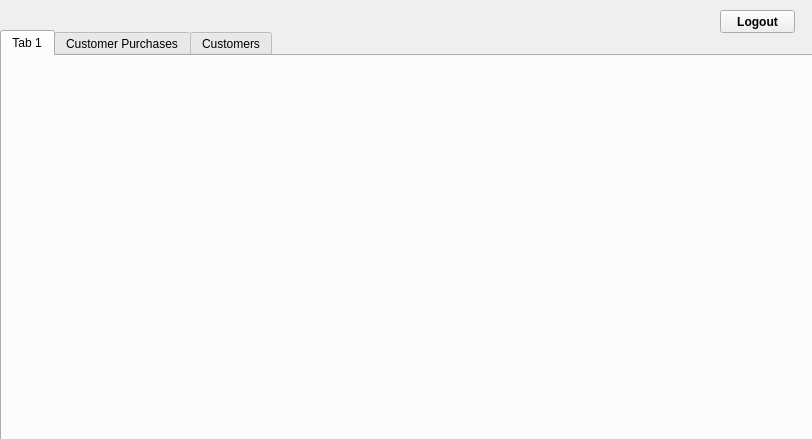
Above: adminpanel.ui from NickReardon/P2-Bulk-Club-Project before the change. Below: the same form after it.
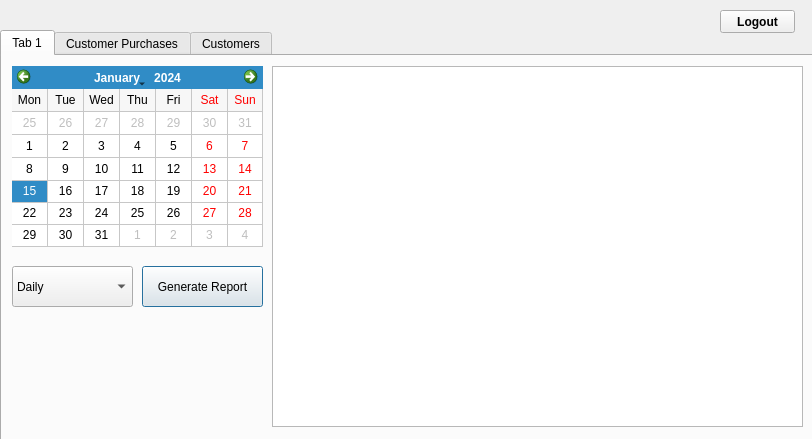
That is the form after the change. The open tabs and pages were chosen to show the change.

Commit message: Added initial sales report. Daily and monthly set up and functioning. IN progress on weekly. Yearly and all time should be quick to add.

```diff
--- a/adminpanel.ui
+++ b/adminpanel.ui
@@ -29,6 +29,83 @@
     <attribute name="title">
      <string>Tab 1</string>
     </attribute>
+    <widget class="QCalendarWidget" name="salesReportCalendar">
+     <property name="geometry">
+      <rect>
+       <x>10</x>
+       <y>10</y>
+       <width>251</width>
+       <height>181</height>
+      </rect>
+     </property>
+     <property name="gridVisible">
+      <bool>true</bool>
+     </property>
+     <property name="selectionMode">
+      <enum>QCalendarWidget::SingleSelection</enum>
+     </property>
+     <property name="verticalHeaderFormat">
+      <enum>QCalendarWidget::NoVerticalHeader</enum>
+     </property>
+    </widget>
+    <widget class="QTableView" name="SalesReportTable">
+     <property name="geometry">
+      <rect>
+       <x>270</x>
+       <y>10</y>
+       <width>531</width>
+       <height>361</height>
+      </rect>
+     </property>
+    </widget>
+    <widget class="QPushButton" name="GenerateReportButton">
+     <property name="geometry">
+      <rect>
+       <x>140</x>
+       <y>210</y>
+       <width>121</width>
+       <height>41</height>
+      </rect>
+     </property>
+     <property name="text">
+      <string>Generate Report</string>
+     </property>
+    </widget>
+    <widget class="QComboBox" name="ReportTypeDropdown">
+     <property name="geometry">
+      <rect>
+       <x>10</x>
+       <y>210</y>
+       <width>121</width>
+       <height>41</height>
+      </rect>
+     </property>
+     <item>
+      <property name="text">
+       <string>Daily</string>
+      </property>
+     </item>
+     <item>
+      <property name="text">
+       <string>Weekly</string>
+      </property>
+     </item>
+     <item>
+      <property name="text">
+       <string>Monthly</string>
+      </property>
+     </item>
+     <item>
+      <property name="text">
+       <string>Yearly</string>
+      </property>
+     </item>
+     <item>
+      <property name="text">
+       <string>All Time</string>
+      </property>
+     </item>
+    </widget>
    </widget>
    <widget class="QWidget" name="tab_2">
     <attribute name="title">
```
Left out of the diff: 2 changed lines with no effect on the pictures. The commit also changes 5 other files.
